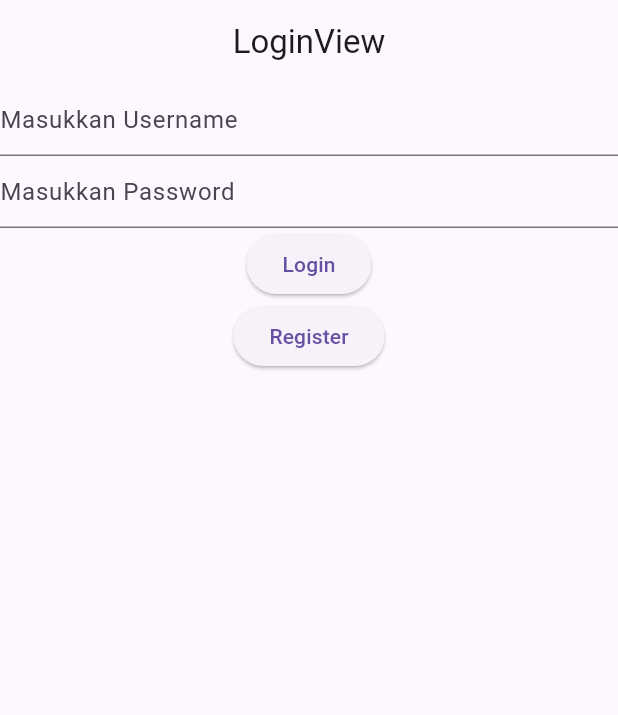
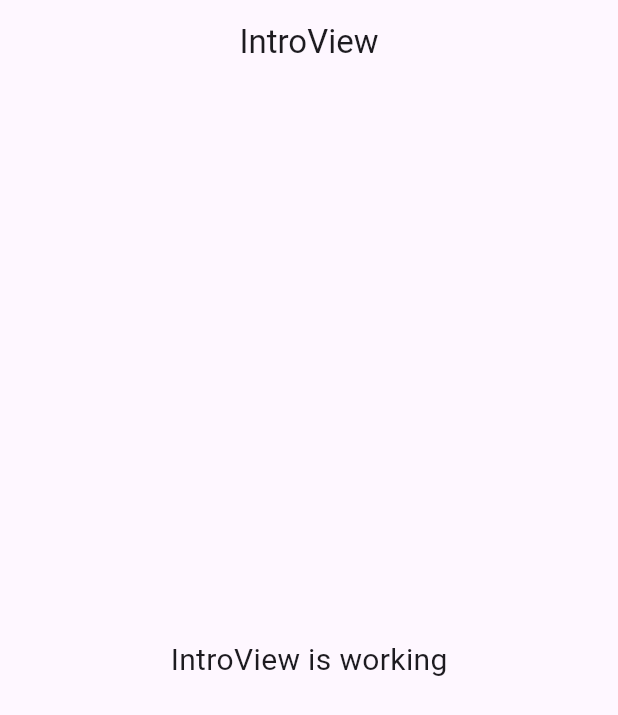
Before and after one commit to Pand1Asli/peminjam_perpustakaan_apandi, a Flutter app: the screen it shows after launch, on a phone screen of 412 x 824 dp. Shown: the top 715 px of the screen. Run offline on Flutter 3.47's test engine with Material 3 defaults, Android fonts, the phone set to English and light mode, and no system bars; our stand-ins replace date_time_picker, dio, get, get_storage, pretty_dio_logger.

Commit message:
intro-login

```diff
--- /dev/null
+++ b/lib/app/modules/intro/views/intro_view.dart
@@ -0,0 +1,24 @@
+import 'package:flutter/material.dart';
+
+import 'package:get/get.dart';
+
+import '../controllers/intro_controller.dart';
+
+class IntroView extends GetView<IntroController> {
+  const IntroView({Key? key}) : super(key: key);
+  @override
+  Widget build(BuildContext context) {
+    return Scaffold(
+      appBar: AppBar(
+        title: const Text('IntroView'),
+        centerTitle: true,
+      ),
+      body: const Center(
+        child: Text(
+          'IntroView is working',
+          style: TextStyle(fontSize: 20),
+        ),
+      ),
+    );
+  }
+}
--- a/lib/app/routes/app_pages.dart
+++ b/lib/app/routes/app_pages.dart
@@ -6,6 +6,8 @@ import '../modules/book/bindings/book_binding.dart';
 import '../modules/book/views/book_view.dart';
 import '../modules/home/bindings/home_binding.dart';
 import '../modules/home/views/home_view.dart';
+import '../modules/intro/bindings/intro_binding.dart';
+import '../modules/intro/views/intro_view.dart';
 import '../modules/login/bindings/login_binding.dart';
 import '../modules/login/views/login_view.dart';
 import '../modules/peminjaman/bindings/peminjaman_binding.dart';
@@ -18,7 +20,7 @@ part 'app_routes.dart';
 class AppPages {
   AppPages._();
 
-  static const INITIAL = Routes.LOGIN;
+  static const INITIAL = Routes.INTRO;
 
   static final routes = [
     GetPage(
@@ -51,5 +53,10 @@ class AppPages {
       page: () => const AddPeminjamanView(),
       binding: AddPeminjamanBinding(),
     ),
+    GetPage(
+      name: _Paths.INTRO,
+      page: () => const IntroView(),
+      binding: IntroBinding(),
+    ),
   ];
 }
--- a/lib/app/routes/app_routes.dart
+++ b/lib/app/routes/app_routes.dart
@@ -9,6 +9,7 @@ abstract class Routes {
   static const BOOK = _Paths.BOOK;
   static const PEMINJAMAN = _Paths.PEMINJAMAN;
   static const ADD_PEMINJAMAN = _Paths.ADD_PEMINJAMAN;
+  static const INTRO = _Paths.INTRO;
 }
 
 abstract class _Paths {
@@ -19,4 +20,5 @@ abstract class _Paths {
   static const BOOK = '/book';
   static const PEMINJAMAN = '/peminjaman';
   static const ADD_PEMINJAMAN = '/add-peminjaman';
+  static const INTRO = '/intro';
 }
--- a/pubspec.yaml
+++ b/pubspec.yaml
@@ -22,3 +22,5 @@ dev_dependencies:
 
 flutter:
   uses-material-design: true
+  assets:
+    - assets/
```
Also changed, not shown: lib/app/modules/intro/bindings/intro_binding.dart (added, +12 -0 lines), lib/app/modules/intro/controllers/intro_controller.dart (added, +23 -0 lines), lib/app/modules/login/views/login_view.dart (+33 -3 lines).
